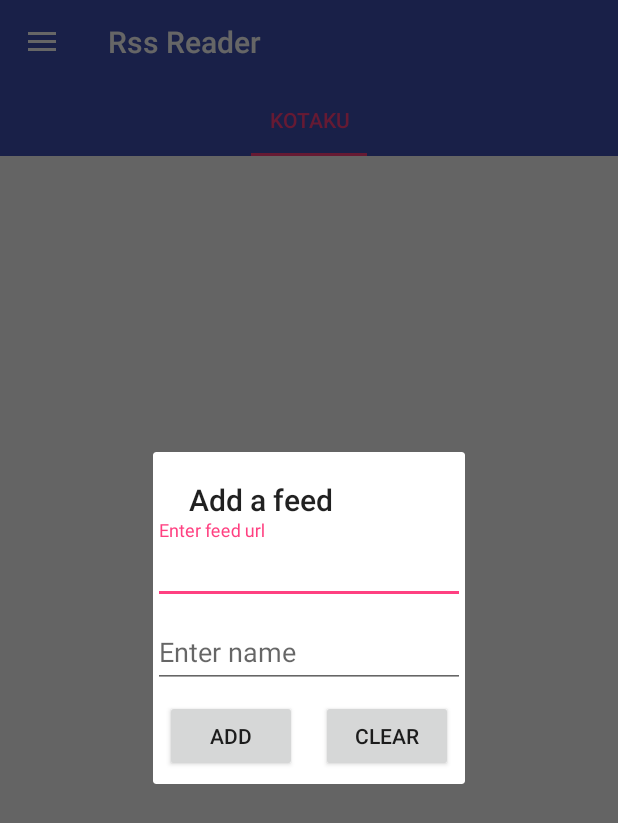
After one commit to SolidScorpion/RssReader, an Android app: the fragment AddMenuItemDialog placed in its activity, on a phone screen of 412 x 824 dp. The commit adds this screen. Shown: the top 823 px of the screen. Run offline under Robolectric (Android 15) with nearby library versions, the phone set to English and light mode, and no system bars.

Commit message:
Adding new feeds

```diff
--- a/app/src/main/java/com/example/antony/rssreader/adapters/SimpleFragmentPagerAdapter.java
+++ b/app/src/main/java/com/example/antony/rssreader/adapters/SimpleFragmentPagerAdapter.java
@@ -23,10 +23,12 @@ public class SimpleFragmentPagerAdapter extends FragmentPagerAdapter {
 
     public void addUrl(String url, String name) {
         items.add(new MenuItem(url, name));
+        notifyDataSetChanged();
     }
 
     public void addUrl(MenuItem item) {
         items.add(item);
+        notifyDataSetChanged();
     }
 
     @Override
--- a/app/src/main/java/com/example/antony/rssreader/database/RssDatabaseImpl.java
+++ b/app/src/main/java/com/example/antony/rssreader/database/RssDatabaseImpl.java
@@ -95,10 +95,11 @@ public class RssDatabaseImpl extends SQLiteOpenHelper implements RssFeedDatabase
     }
 
     @Override
-    public List<RssFeedItem> getAllData() {
+    public List<RssFeedItem> getAllData(String url) {
         List<RssFeedItem> resultList = new ArrayList<>();
         SQLiteDatabase database = getWritableDatabase();
-        Cursor query = database.query(RssFeedTable.TABLE_NAME_RSS, null, null, null, null, null, null);
+        Cursor query = database.rawQuery("SELECT * FROM " + RssFeedTable.TABLE_NAME_RSS + " WHERE " + RssFeedTable.LINK + " = ?", new String[]{url});
+//        Cursor query = database.query(RssFeedTable.TABLE_NAME_RSS, null, null, null, null, null, null);
         if (query.moveToFirst()) {
             int titleIndex = query.getColumnIndex(RssFeedTable.TITLE);
             int linkIndex = query.getColumnIndex(RssFeedTable.LINK);
@@ -152,11 +153,11 @@ public class RssDatabaseImpl extends SQLiteOpenHelper implements RssFeedDatabase
     }
 
     @Override
-    public void getDataAsync(final DatabaseCallback callback) {
+    public void getDataAsync(final String url, final DatabaseCallback callback) {
         new AsyncTask<Void, Void, List<RssFeedItem>>() {
             @Override
             protected List<RssFeedItem> doInBackground(Void... params) {
-                List<RssFeedItem> allData = getAllData();
+                List<RssFeedItem> allData = getAllData(url);
                 return allData;
             }
 
@@ -261,4 +262,11 @@ public class RssDatabaseImpl extends SQLiteOpenHelper implements RssFeedDatabase
             }
         }.execute();
     }
+
+    @Override
+    public void removeMenuItem(MenuItem item) {
+        SQLiteDatabase db = getWritableDatabase();
+        db.execSQL("DELETE FROM " + MenuItemsTable.TABLE_NAME_MENU_ITEMS + " WHERE " + MenuItemsTable.SERVICE_LINK + " =?", new String[]{item.getServiceUrl()});
+        db.close();
+    }
 }
--- a/app/src/main/java/com/example/antony/rssreader/database/RssFeedDatabase.java
+++ b/app/src/main/java/com/example/antony/rssreader/database/RssFeedDatabase.java
@@ -13,16 +13,18 @@ public interface RssFeedDatabase {
     void saveRssListToDatabase(List<RssFeedItem> items);
     void saveRssItemToDatabase(RssFeedItem item);
     void saveRssListToDatabaseAsync(List<RssFeedItem> data,DatabaseCallback<RssFeedItem> callback);
-    List<RssFeedItem> getAllData();
+    List<RssFeedItem> getAllData(String url);
     boolean hasData();
     void clearAllData();
-    void getDataAsync(DatabaseCallback callback);
+    void getDataAsync(String url, DatabaseCallback callback);
     void saveMenuItem(MenuItem item);
     void saveMenuItems(List<MenuItem> items);
     List<MenuItem> getMenuItems();
     void saveMenuItemsAsync(List<MenuItem> items, DatabaseCallback callback);
     void getMenuItemsAsync(DatabaseCallback<MenuItem> databaseCallback);
 
+    void removeMenuItem(MenuItem item);
+
     interface DatabaseCallback <T>{
         void onDataReceived(List<T> data);
         void onDataSaved();
--- /dev/null
+++ b/app/src/main/java/com/example/antony/rssreader/screens/AddMenuItemDialog.java
@@ -0,0 +1,111 @@
+package com.example.antony.rssreader.screens;
+
+import android.app.Dialog;
+import android.content.Context;
+import android.os.Bundle;
+import android.support.annotation.Nullable;
+import android.support.design.widget.Snackbar;
+import android.support.design.widget.TextInputLayout;
+import android.support.v7.app.AppCompatDialogFragment;
+import android.text.Editable;
+import android.view.LayoutInflater;
+import android.view.View;
+import android.view.ViewGroup;
+import android.widget.Button;
+import android.widget.EditText;
+
+import com.example.antony.rssreader.R;
+import com.example.antony.rssreader.models.MenuItem;
+
+/**
+ * Created by Antony on 2/6/2017.
+ */
+
+public class AddMenuItemDialog extends AppCompatDialogFragment {
+    private AddMenuListener mListener;
+    private TextInputLayout mLinkInputLayout;
+    private TextInputLayout mNameInputLayout;
+    private EditText mLinkEditText;
+    private EditText mNameEditText;
+    private Button mAddButton;
+    private Button mClearButton;
+
+    public interface AddMenuListener {
+        void onItemAdded(MenuItem item);
+    }
+
+    @Override
+    public void onAttach(Context context) {
+        super.onAttach(context);
+        if (!(context instanceof AddMenuListener)) {
+            throw new IllegalStateException("Must implement AddMenuListener");
+        }
+        mListener = (AddMenuListener) context;
+    }
+
+    @Override
+    public Dialog onCreateDialog(Bundle savedInstanceState) {
+        Dialog dialog = super.onCreateDialog(savedInstanceState);
+        dialog.setTitle(R.string.add_feed);
+        return dialog;
+    }
+
+    @Override
+    public void onCreate(@Nullable Bundle savedInstanceState) {
+        super.onCreate(savedInstanceState);
+        setStyle(AppCompatDialogFragment.STYLE_NORMAL, R.style.DialogTheme);
+    }
+
+    @Nullable
+    @Override
+    public View onCreateView(LayoutInflater inflater, @Nullable ViewGroup container, @Nullable Bundle savedInstanceState) {
+        return inflater.inflate(R.layout.add_feed_dialog, container, false);
+    }
+
+    @Override
+    public void onViewCreated(View view, @Nullable Bundle savedInstanceState) {
+        mLinkInputLayout = (TextInputLayout) view.findViewById(R.id.textInputLayoutLink);
+        mNameInputLayout = (TextInputLayout) view.findViewById(R.id.textInputLayoutName);
+        mAddButton = (Button) view.findViewById(R.id.btnAdd);
+        mClearButton = (Button) view.findViewById(R.id.clearBtn);
+        mClearButton.setOnClickListener(new View.OnClickListener() {
+            @Override
+            public void onClick(View v) {
+                mNameEditText.getText().clear();
+                mLinkEditText.getText().clear();
+            }
+        });
+        mAddButton.setOnClickListener(new View.OnClickListener() {
+            @Override
+            public void onClick(View v) {
+              validateInput();
+            }
+        });
+        mNameEditText = mNameInputLayout.getEditText();
+        mLinkEditText = mLinkInputLayout.getEditText();
+    }
+
+    private void validateInput() {
+        Editable name = mNameEditText.getText();
+        Editable link = mLinkEditText.getText();
+        if (name.length() < 3) {
+            showMessage("Name for feed must be at least 3 characters");
+            return;
+        }
+        if (link.length() == 0) {
+            showMessage("Link must not be empty");
+            return;
+        }
+        if (!link.toString().startsWith("http://feeds.gawker.com")) {
+            showMessage("Only accepting feeds from feeds.gawker.com at this time");
+            return;
+        }
+        MenuItem menuItem = new MenuItem(name.toString(), link.toString());
+        mListener.onItemAdded(menuItem);
+        dismiss();
+    }
+
+    private void showMessage(String s) {
+        Snackbar.make(mAddButton, s, Snackbar.LENGTH_SHORT).show();
+    }
+}
--- a/app/src/main/java/com/example/antony/rssreader/screens/content/ContentFragment.java
+++ b/app/src/main/java/com/example/antony/rssreader/screens/content/ContentFragment.java
@@ -91,7 +91,7 @@ public class ContentFragment extends Fragment implements ContentFragmentContract
         LinearLayoutManager layout = new LinearLayoutManager(getContext());
         mMainContentRw.setLayoutManager(layout);
         feedAdapter = new FeedAdapter(mWebController);
-        mPresenter.queryDatabase();
+        mPresenter.queryDatabase(url);
         mMainContentRw.setAdapter(feedAdapter);
         DividerItemDecoration dividerItemDecoration =
                 new DividerItemDecoration(getContext(), layout.getOrientation());
--- a/app/src/main/java/com/example/antony/rssreader/screens/content/ContentFragmentContract.java
+++ b/app/src/main/java/com/example/antony/rssreader/screens/content/ContentFragmentContract.java
@@ -21,7 +21,7 @@ public interface ContentFragmentContract {
 
     interface Presenter {
 
-        void queryDatabase();
+        void queryDatabase(String url);
 
         void fetchData(String link);
 
--- a/app/src/main/java/com/example/antony/rssreader/screens/content/ContentFragmentPresenterImpl.java
+++ b/app/src/main/java/com/example/antony/rssreader/screens/content/ContentFragmentPresenterImpl.java
@@ -22,8 +22,8 @@ public class ContentFragmentPresenterImpl implements ContentFragmentContract.Pre
     }
 
     @Override
-    public void queryDatabase() {
-        mDatabase.getDataAsync(new RssFeedDatabase.DatabaseCallback<RssFeedItem>() {
+    public void queryDatabase(String url) {
+        mDatabase.getDataAsync(url,new RssFeedDatabase.DatabaseCallback<RssFeedItem>() {
             @Override
             public void onDataReceived(List<RssFeedItem> data) {
                 mView.showData(data);
--- a/app/src/main/java/com/example/antony/rssreader/screens/mainscreen/MainScreenContract.java
+++ b/app/src/main/java/com/example/antony/rssreader/screens/mainscreen/MainScreenContract.java
@@ -20,5 +20,9 @@ public interface MainScreenContract {
     interface Presenter {
 
         void getFeeds();
+
+        void saveMenuItem(MenuItem item);
+
+        void removeItem(MenuItem item);
     }
 }
--- /dev/null
+++ b/app/src/main/res/layout/add_feed_dialog.xml
@@ -0,0 +1,46 @@
+<?xml version="1.0" encoding="utf-8"?>
+<LinearLayout xmlns:android="http://schemas.android.com/apk/res/android"
+    android:layout_width="match_parent"
+    android:layout_height="match_parent"
+    android:orientation="vertical">
+    <android.support.design.widget.TextInputLayout
+        android:id="@+id/textInputLayoutLink"
+        android:layout_width="match_parent"
+        android:layout_height="wrap_content">
+        <EditText
+            android:hint="@string/enter_feed_url"
+            android:layout_width="match_parent"
+            android:layout_height="match_parent" />
+    </android.support.design.widget.TextInputLayout>
+
+    <android.support.design.widget.TextInputLayout
+        android:id="@+id/textInputLayoutName"
+        android:layout_width="match_parent"
+        android:layout_height="wrap_content">
+        <EditText
+            android:hint="Enter name"
+            android:layout_width="match_parent"
+            android:layout_height="match_parent" />
+    </android.support.design.widget.TextInputLayout>
+    <LinearLayout
+        android:layout_width="match_parent"
+        android:orientation="horizontal"
+        android:layout_height="wrap_content">
+
+        <Button
+            android:layout_weight="1"
+            android:text="Add"
+            android:layout_margin="8dp"
+            android:id="@+id/btnAdd"
+            android:layout_width="0dp"
+            android:layout_height="wrap_content" />
+        <Button
+            android:layout_weight="1"
+            android:layout_margin="8dp"
+            android:text="Clear"
+            android:id="@+id/clearBtn"
+            android:layout_width="0dp"
+            android:layout_height="wrap_content" />
+    </LinearLayout>
+
+</LinearLayout>
--- a/app/src/main/res/values/strings.xml
+++ b/app/src/main/res/values/strings.xml
@@ -5,4 +5,6 @@
 
     <!-- TODO: Remove or change this placeholder text -->
     <string name="hello_blank_fragment">Hello blank fragment</string>
+    <string name="enter_feed_url">Enter feed url</string>
+    <string name="add_feed">Add a feed</string>
 </resources>
--- a/app/src/main/res/values/styles.xml
+++ b/app/src/main/res/values/styles.xml
@@ -15,4 +15,13 @@
     <style name="DrawerIcon" parent="Widget.AppCompat.DrawerArrowToggle">
         <item name="color">@android:color/white</item>
     </style>
+    <style name="DialogTheme" parent="Theme.AppCompat.Light.Dialog">
+        <item name="android:layout_width">wrap_content</item>
+        <item name="android:layout_height">wrap_content</item>
+        <item name="colorPrimary">@color/colorPrimary</item>
+        <item name="colorPrimaryDark">@color/colorPrimaryDark</item>
+        <item name="colorAccent">@color/colorAccent</item>
+        <item name="android:windowIsFloating">true</item>
+        <item name="android:windowCloseOnTouchOutside">true</item>
+    </style>
 </resources>
```
Also changed, not shown: app/src/main/java/com/example/antony/rssreader/adapters/MenuAdapter.java (+27 -29 lines), app/src/main/java/com/example/antony/rssreader/screens/mainscreen/MainActivity.java (+40 -2 lines), app/src/main/java/com/example/antony/rssreader/screens/mainscreen/MainScreenPresenterImpl.java (+10 -0 lines).
